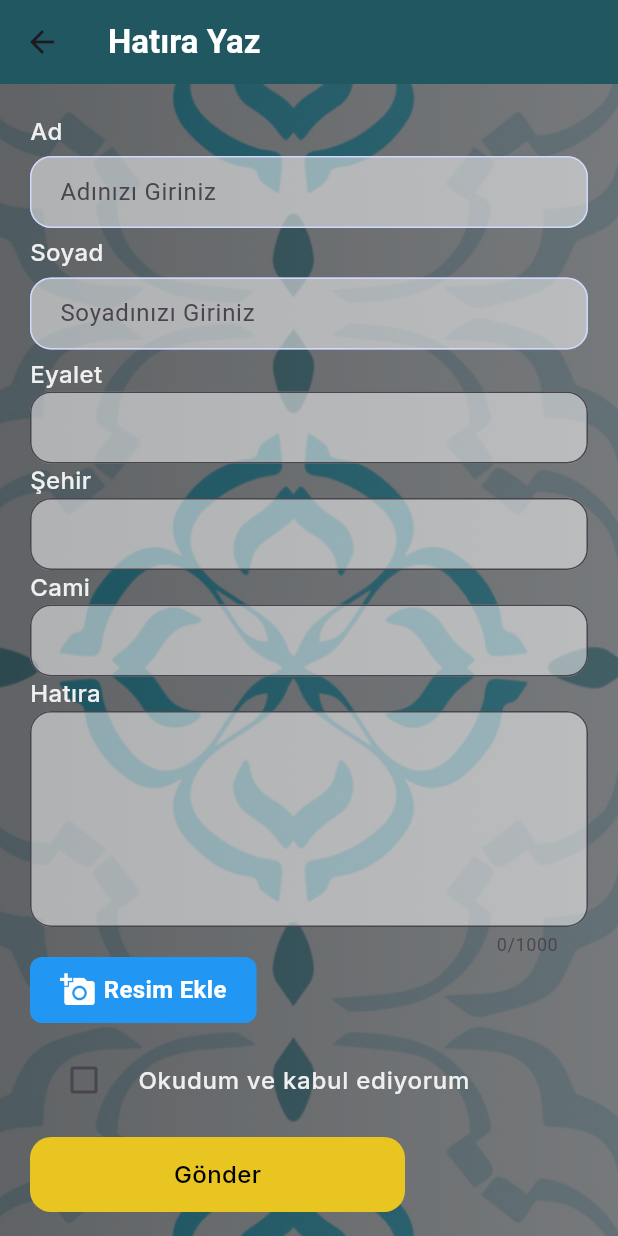
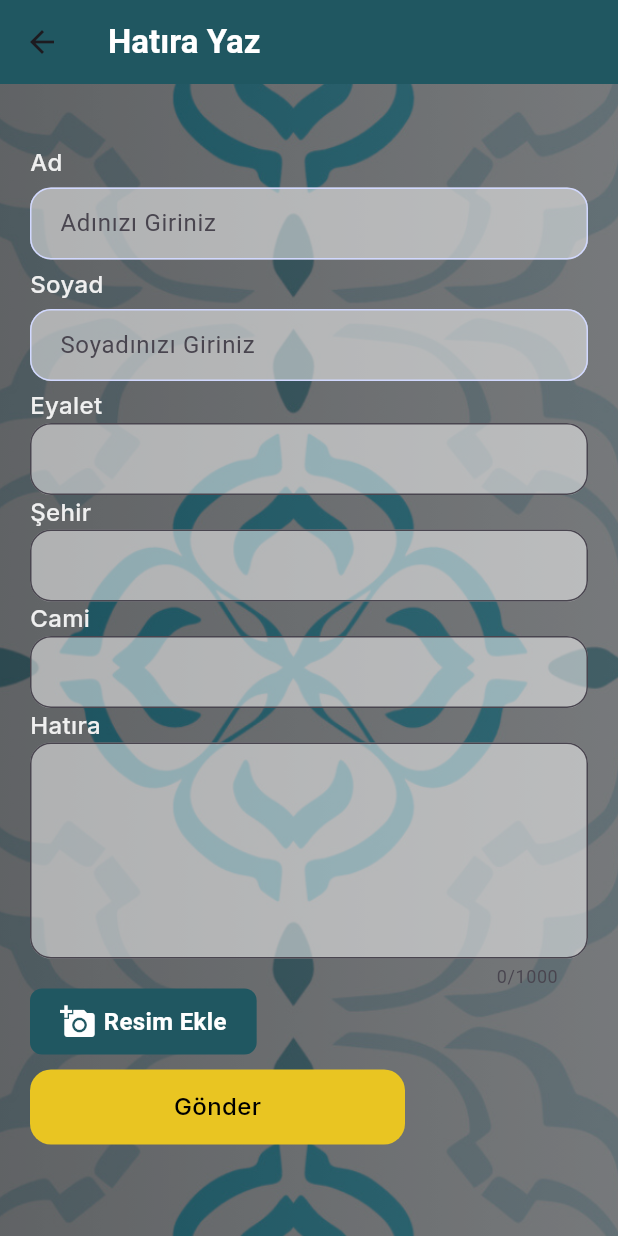
Before and after one commit to ozcann159/memory_app, a Flutter app: the MemoryEntryPage screen opened by its route, on a phone screen of 412 x 824 dp. Run offline on Flutter 3.47's test engine with Material 3 defaults, Android fonts, the light colour scheme and no system bars; our stand-ins replace bloc, cloud_firestore, equatable, firebase_auth, firebase_core, firebase_storage and 3 more; accounts and stored records are empty.

Commit message:
memory entry page edit

```diff
--- a/lib/bloc/memory_bloc.dart
+++ b/lib/bloc/memory_bloc.dart
@@ -28,6 +28,7 @@ class MemoryBloc extends Bloc<MemoryEvent, MemoryState> {
         mosque: event.mosque,
         date: DateTime.now(),
         isApproved: event.isApproved,
+        email: event.email,
       );
       await repository.addMemory(memory);
       emit(MemorySubmitted());
--- a/lib/bloc/memory_event.dart
+++ b/lib/bloc/memory_event.dart
@@ -1,4 +1,6 @@
+// ignore_for_file: public_member_api_docs, sort_constructors_first
 import 'package:equatable/equatable.dart';
+
 import 'package:memory_app/models/memory_model.dart';
 
 abstract class MemoryEvent extends Equatable {
@@ -18,6 +20,7 @@ class SubmitMemory extends MemoryEvent {
   final String imageUrl;
   final String mosque;
   final bool isApproved;
+  final String? email;
 
   const SubmitMemory({
     required this.id,
@@ -29,10 +32,12 @@ class SubmitMemory extends MemoryEvent {
     required this.imageUrl,
     required this.mosque,
     required this.isApproved,
+    this.email,
   });
 
-  @override
-  List<Object> get props => [id,name, surname, state, city, memory, imageUrl, mosque, isApproved];
+ @override
+List<Object> get props => [id, name, surname, state, city, memory, imageUrl, mosque, isApproved, ];
+
 }
 
 class LoadMemories extends MemoryEvent {}
--- a/lib/models/memory_model.dart
+++ b/lib/models/memory_model.dart
@@ -11,6 +11,7 @@ class Memory {
   String mosque;
   DateTime date;
   bool isApproved;
+  String? email;
 
   Memory({
     required this.id,
@@ -23,6 +24,7 @@ class Memory {
     required this.mosque,
     required this.date,
     this.isApproved = false,
+    this.email,
   });
 
   factory Memory.fromDocument(DocumentSnapshot doc) {
@@ -52,6 +54,7 @@ class Memory {
       'mosque': mosque,
       'date': date,
       'isApproved': isApproved,
+      'email':email,
     };
   }
 
--- a/lib/pages/memory_entry_page.dart
+++ b/lib/pages/memory_entry_page.dart
@@ -260,7 +260,7 @@ class _MemoryEntryPageState extends State<MemoryEntryPage> {
                             padding: const EdgeInsets.symmetric(
                                 vertical: 10, horizontal: 20),
                             decoration: BoxDecoration(
-                              color: Colors.blue,
+                              color: const Color(0xFF205761),
                               borderRadius: BorderRadius.circular(8),
                             ),
                             child: const Row(
@@ -283,19 +283,19 @@ class _MemoryEntryPageState extends State<MemoryEntryPage> {
                             ),
                           ),
                         ),
-                        SizedBox(height: 10),
-                        CheckboxListTile(
-                          title: Text('Okudum ve kabul ediyorum',
-                              style: AppTextTheme.kLabelStyle),
-                          value: isChecked,
-                          onChanged: (bool? value) {
-                            setState(() {
-                              isChecked = value ?? false;
-                            });
-                          },
-                          controlAffinity: ListTileControlAffinity.leading,
-                        ),
-                        SizedBox(height: 10),
+                        SizedBox(height: 5),
+                        // CheckboxListTile(
+                        //   title: Text('Okudum ve kabul ediyorum',
+                        //       style: AppTextTheme.kLabelStyle),
+                        //   value: isChecked,
+                        //   onChanged: (bool? value) {
+                        //     setState(() {
+                        //       isChecked = value ?? false;
+                        //     });
+                        //   },
+                        //   controlAffinity: ListTileControlAffinity.leading,
+                        // ),
+                        SizedBox(height: 5),
                         CustomButton(
                           buttonText: 'Gönder',
                           onTap: _submitMemory,
--- a/lib/repo/memory_repository.dart
+++ b/lib/repo/memory_repository.dart
@@ -22,6 +22,7 @@ class MemoryRepository {
       ...memory.toMap(),
       'mosque': memory.mosque,
       'isApproved': false,
+      'email': memory.email,
     });
   }
 
```
